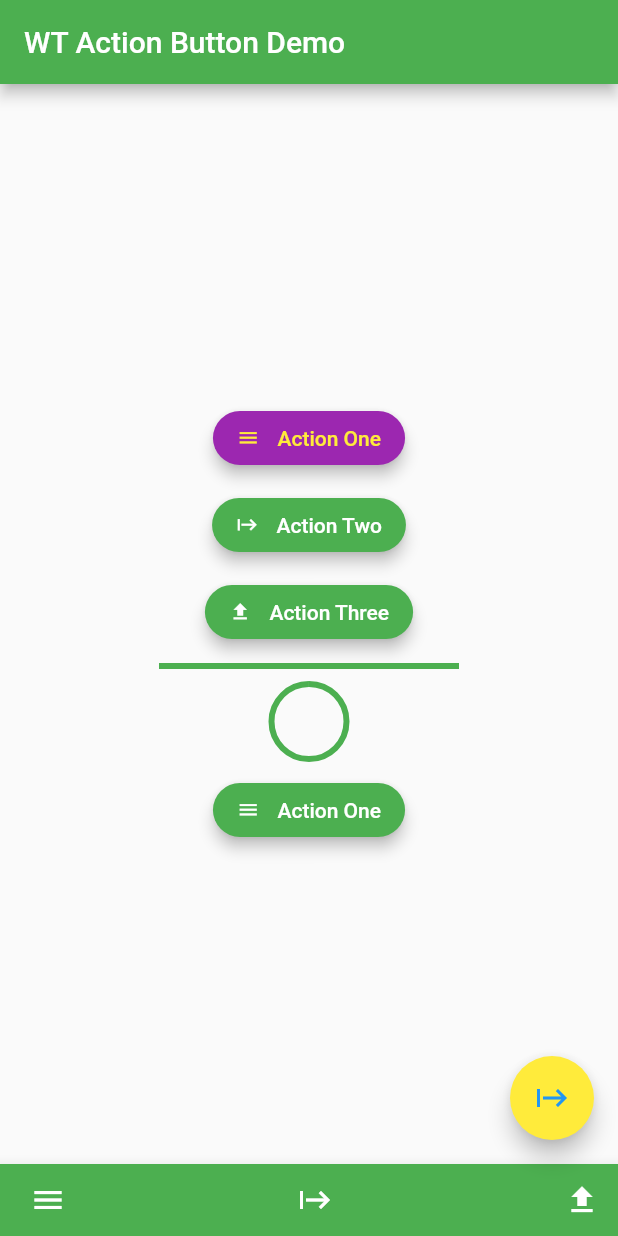
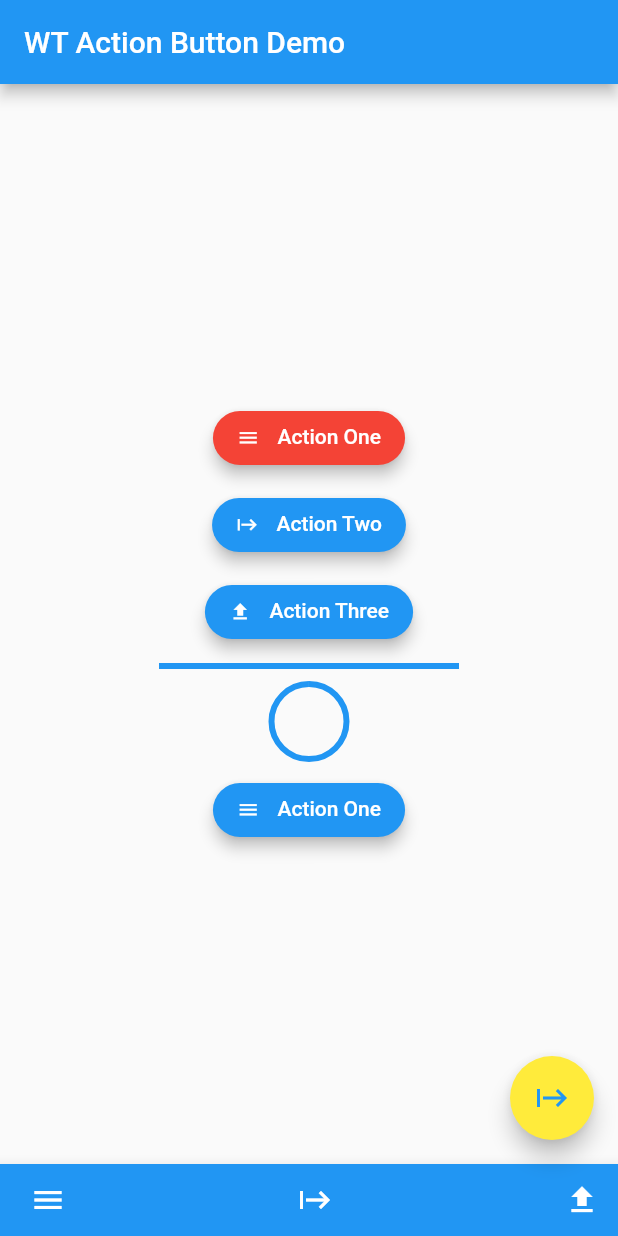
Before and after one commit to tmcmaster/wt_action_button, a Flutter app: the screen it shows after launch, on a phone screen of 412 x 824 dp. Run offline on Flutter 3.47's test engine with Material 2 defaults, Android fonts, the phone set to English and light mode, and no system bars; our stand-ins replace flutter_riverpod, hooks_riverpod, riverpod; missing offline and left inert: wt_logging.

Commit message:
updated some styling

```diff
--- a/examples/lib/main.dart
+++ b/examples/lib/main.dart
@@ -25,7 +25,7 @@ class DemoApp extends StatelessWidget {
     const demoPage = DemoPage();
     return MaterialApp(
       theme: ThemeData(
-        primarySwatch: Colors.green,
+        primarySwatch: Colors.blue,
       ),
       home: kIsWeb
           ? const Center(
@@ -63,8 +63,8 @@ class DemoPage extends ConsumerWidget {
           mainAxisAlignment: MainAxisAlignment.center,
           children: <Widget>[
             actionOne.component(
-              background: Colors.purple,
-              color: Colors.yellow,
+              background: Colors.red,
+              color: Colors.white,
             ),
             const SizedBox(height: 10),
             actionTwo.component(),
--- a/lib/action_button.dart
+++ b/lib/action_button.dart
@@ -170,9 +170,12 @@ class _ElevatedButton extends StatelessWidget {
           const SizedBox(
             width: 12,
           ),
-          Text(
-            label ?? '',
-            style: TextStyle(color: color ?? colorScheme.onPrimary),
+          Padding(
+            padding: const EdgeInsets.only(bottom: 2.0),
+            child: Text(
+              label ?? '',
+              style: TextStyle(color: color ?? colorScheme.onPrimary),
+            ),
           ),
         ],
       ),
```
Also changed, not shown: 4 other files.
